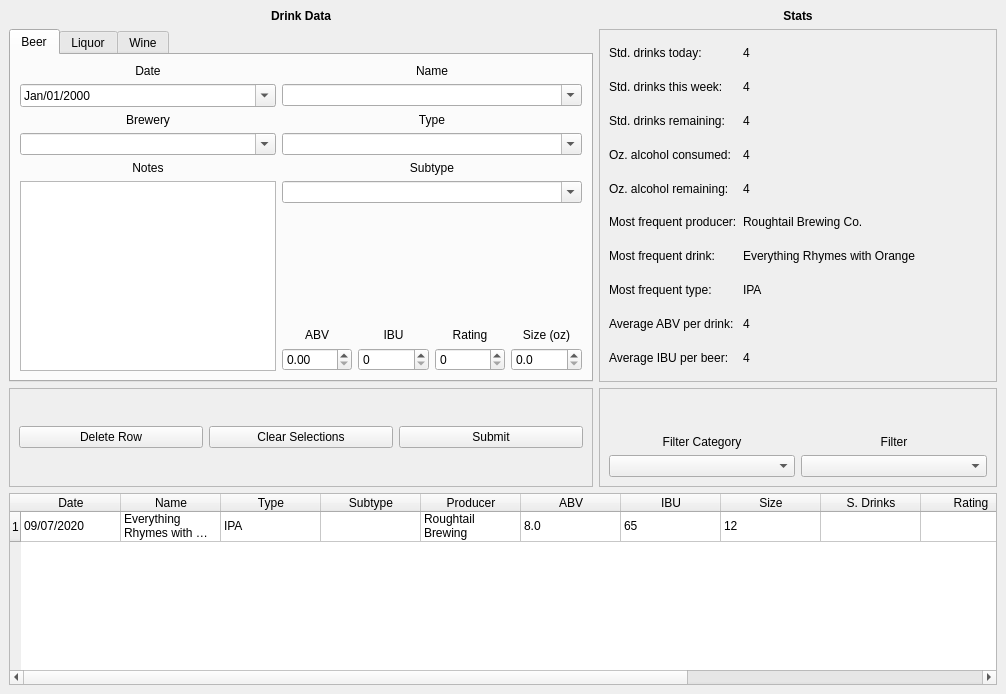
The window that ui/mainwindow.ui (minorsecond/BuzzBot) describes before a commit, drawn with Qt 5.
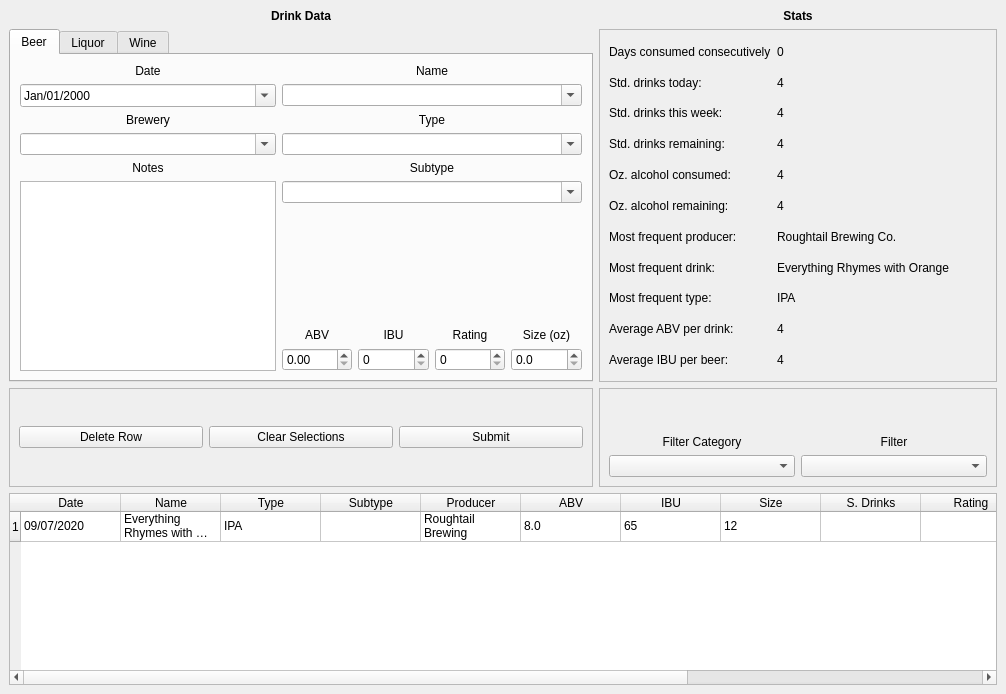
The same window after the commit.

Commit message: Display drinks drank in a row

Diff of the .ui file:
```diff
--- a/ui/mainwindow.ui
+++ b/ui/mainwindow.ui
@@ -252,20 +252,54 @@
        <enum>QFrame::Raised</enum>
       </property>
       <layout class="QGridLayout" name="gridLayout_5">
+       <item row="3" column="2">
+        <widget class="QLabel" name="drinksLeftOutput">
+         <property name="sizePolicy">
+          <sizepolicy hsizetype="Preferred" vsizetype="Preferred">
+           <horstretch>0</horstretch>
+           <verstretch>0</verstretch>
+          </sizepolicy>
+         </property>
+         <property name="text">
+          <string>4</string>
+         </property>
+        </widget>
+       </item>
+       <item row="8" column="2">
+        <widget class="QLabel" name="favoriteTypeOutput">
+         <property name="text">
+          <string>IPA</string>
+         </property>
+        </widget>
+       </item>
+       <item row="7" column="0">
+        <widget class="QLabel" name="favoriteBeerLabel">
+         <property name="sizePolicy">
+          <sizepolicy hsizetype="Preferred" vsizetype="Preferred">
+           <horstretch>0</horstretch>
+           <verstretch>0</verstretch>
+          </sizepolicy>
+         </property>
+         <property name="text">
+          <string>Most frequent drink:</string>
+         </property>
+        </widget>
+       </item>
+       <item row="8" column="0">
+        <widget class="QLabel" name="favoriteTypeLabel">
+         <property name="text">
+          <string>Most frequent type:</string>
+         </property>
+        </widget>
+       </item>
        <item row="1" column="2">
-        <widget class="QLabel" name="drinksThisWeekOutput">
-         <property name="sizePolicy">
-          <sizepolicy hsizetype="Preferred" vsizetype="Preferred">
-           <horstretch>0</horstretch>
-           <verstretch>0</verstretch>
-          </sizepolicy>
-         </property>
+        <widget class="QLabel" name="stdDrinksTodayOutput">
          <property name="text">
           <string>4</string>
          </property>
         </widget>
        </item>
-       <item row="5" column="2">
+       <item row="6" column="2">
         <widget class="QLabel" name="favoriteProducerOutput">
          <property name="sizePolicy">
           <sizepolicy hsizetype="Preferred" vsizetype="Preferred">
@@ -278,7 +312,72 @@
          </property>
         </widget>
        </item>
-       <item row="3" column="2">
+       <item row="10" column="0">
+        <widget class="QLabel" name="avgAbvDrinkLabel">
+         <property name="sizePolicy">
+          <sizepolicy hsizetype="Preferred" vsizetype="Preferred">
+           <horstretch>0</horstretch>
+           <verstretch>0</verstretch>
+          </sizepolicy>
+         </property>
+         <property name="text">
+          <string>Average ABV per drink:</string>
+         </property>
+        </widget>
+       </item>
+       <item row="4" column="0">
+        <widget class="QLabel" name="volAlcoholConsumedLabel">
+         <property name="sizePolicy">
+          <sizepolicy hsizetype="Preferred" vsizetype="Preferred">
+           <horstretch>0</horstretch>
+           <verstretch>0</verstretch>
+          </sizepolicy>
+         </property>
+         <property name="text">
+          <string>Oz. alcohol consumed:</string>
+         </property>
+        </widget>
+       </item>
+       <item row="3" column="0">
+        <widget class="QLabel" name="drinksLeftLabel">
+         <property name="sizePolicy">
+          <sizepolicy hsizetype="Preferred" vsizetype="Preferred">
+           <horstretch>0</horstretch>
+           <verstretch>0</verstretch>
+          </sizepolicy>
+         </property>
+         <property name="text">
+          <string>Std. drinks remaining:</string>
+         </property>
+        </widget>
+       </item>
+       <item row="5" column="0">
+        <widget class="QLabel" name="volAlcoholRemainingLabel">
+         <property name="sizePolicy">
+          <sizepolicy hsizetype="Preferred" vsizetype="Preferred">
+           <horstretch>0</horstretch>
+           <verstretch>0</verstretch>
+          </sizepolicy>
+         </property>
+         <property name="text">
+          <string>Oz. alcohol remaining:</string>
+         </property>
+        </widget>
+       </item>
+       <item row="7" column="2">
+        <widget class="QLabel" name="favoriteDrinkOutput">
+         <property name="sizePolicy">
+          <sizepolicy hsizetype="Preferred" vsizetype="Preferred">
+           <horstretch>0</horstretch>
+           <verstretch>0</verstretch>
+          </sizepolicy>
+         </property>
+         <property name="text">
+          <string>Everything Rhymes with Orange</string>
+         </property>
+        </widget>
+       </item>
+       <item row="4" column="2">
         <widget class="QLabel" name="volAlcoholConsumedOutput">
          <property name="sizePolicy">
           <sizepolicy hsizetype="Preferred" vsizetype="Preferred">
@@ -291,7 +390,7 @@
          </property>
         </widget>
        </item>
-       <item row="5" column="3">
+       <item row="6" column="3">
         <spacer name="horizontalSpacer">
          <property name="orientation">
           <enum>Qt::Horizontal</enum>
@@ -305,7 +404,7 @@
         </spacer>
        </item>
        <item row="6" column="0">
-        <widget class="QLabel" name="favoriteBeerLabel">
+        <widget class="QLabel" name="favoriteBreweryLabel">
          <property name="sizePolicy">
           <sizepolicy hsizetype="Preferred" vsizetype="Preferred">
            <horstretch>0</horstretch>
@@ -313,12 +412,19 @@
           </sizepolicy>
          </property>
          <property name="text">
-          <string>Most frequent drink:</string>
+          <string>Most frequent producer:</string>
          </property>
         </widget>
        </item>
-       <item row="6" column="2">
-        <widget class="QLabel" name="favoriteDrinkOutput">
+       <item row="1" column="0">
+        <widget class="QLabel" name="stdDrinksTodayLabel">
+         <property name="text">
+          <string>Std. drinks today:</string>
+         </property>
+        </widget>
+       </item>
+       <item row="2" column="2">
+        <widget class="QLabel" name="drinksThisWeekOutput">
          <property name="sizePolicy">
           <sizepolicy hsizetype="Preferred" vsizetype="Preferred">
            <horstretch>0</horstretch>
@@ -326,12 +432,12 @@
           </sizepolicy>
          </property>
          <property name="text">
-          <string>Everything Rhymes with Orange</string>
+          <string>4</string>
          </property>
         </widget>
        </item>
-       <item row="2" column="0">
-        <widget class="QLabel" name="drinksLeftLabel">
+       <item row="10" column="2">
+        <widget class="QLabel" name="avgAbvDrinkOutput">
          <property name="sizePolicy">
           <sizepolicy hsizetype="Preferred" vsizetype="Preferred">
            <horstretch>0</horstretch>
@@ -339,11 +445,11 @@
           </sizepolicy>
          </property>
          <property name="text">
-          <string>Std. drinks remaining:</string>
+          <string>4</string>
          </property>
         </widget>
        </item>
-       <item row="10" column="0">
+       <item row="11" column="0">
         <widget class="QLabel" name="averageIbuDrinkLabel">
          <property name="sizePolicy">
           <sizepolicy hsizetype="Preferred" vsizetype="Preferred">
@@ -356,8 +462,8 @@
          </property>
         </widget>
        </item>
-       <item row="4" column="0">
-        <widget class="QLabel" name="volAlcoholRemainingLabel">
+       <item row="11" column="2">
+        <widget class="QLabel" name="avgIbuDrinkOutput">
          <property name="sizePolicy">
           <sizepolicy hsizetype="Preferred" vsizetype="Preferred">
            <horstretch>0</horstretch>
@@ -365,24 +471,11 @@
           </sizepolicy>
          </property>
          <property name="text">
-          <string>Oz. alcohol remaining:</string>
+          <string>4</string>
          </property>
         </widget>
        </item>
-       <item row="9" column="0">
-        <widget class="QLabel" name="avgAbvDrinkLabel">
-         <property name="sizePolicy">
-          <sizepolicy hsizetype="Preferred" vsizetype="Preferred">
-           <horstretch>0</horstretch>
-           <verstretch>0</verstretch>
-          </sizepolicy>
-         </property>
-         <property name="text">
-          <string>Average ABV per drink:</string>
-         </property>
-        </widget>
-       </item>
-       <item row="1" column="0">
+       <item row="2" column="0">
         <widget class="QLabel" name="drinksThisWeekLabel">
          <property name="sizePolicy">
           <sizepolicy hsizetype="Preferred" vsizetype="Preferred">
@@ -395,60 +488,7 @@
          </property>
         </widget>
        </item>
-       <item row="10" column="2">
-        <widget class="QLabel" name="avgIbuDrinkOutput">
-         <property name="sizePolicy">
-          <sizepolicy hsizetype="Preferred" vsizetype="Preferred">
-           <horstretch>0</horstretch>
-           <verstretch>0</verstretch>
-          </sizepolicy>
-         </property>
-         <property name="text">
-          <string>4</string>
-         </property>
-        </widget>
-       </item>
-       <item row="7" column="2">
-        <widget class="QLabel" name="favoriteTypeOutput">
-         <property name="text">
-          <string>IPA</string>
-         </property>
-        </widget>
-       </item>
-       <item row="7" column="0">
-        <widget class="QLabel" name="favoriteTypeLabel">
-         <property name="text">
-          <string>Most frequent type:</string>
-         </property>
-        </widget>
-       </item>
-       <item row="9" column="2">
-        <widget class="QLabel" name="avgAbvDrinkOutput">
-         <property name="sizePolicy">
-          <sizepolicy hsizetype="Preferred" vsizetype="Preferred">
-           <horstretch>0</horstretch>
-           <verstretch>0</verstretch>
-          </sizepolicy>
-         </property>
-         <property name="text">
-          <string>4</string>
-         </property>
-        </widget>
-       </item>
-       <item row="5" column="0">
-        <widget class="QLabel" name="favoriteBreweryLabel">
-         <property name="sizePolicy">
-          <sizepolicy hsizetype="Preferred" vsizetype="Preferred">
-           <horstretch>0</horstretch>
-           <verstretch>0</verstretch>
-          </sizepolicy>
-         </property>
-         <property name="text">
-          <string>Most frequent producer:</string>
-         </property>
-        </widget>
-       </item>
-       <item row="4" column="2">
+       <item row="5" column="2">
         <widget class="QLabel" name="volAlcoholRemainingOutput">
          <property name="sizePolicy">
           <sizepolicy hsizetype="Preferred" vsizetype="Preferred">
@@ -461,43 +501,17 @@
          </property>
         </widget>
        </item>
-       <item row="3" column="0">
-        <widget class="QLabel" name="volAlcoholConsumedLabel">
-         <property name="sizePolicy">
-          <sizepolicy hsizetype="Preferred" vsizetype="Preferred">
-           <horstretch>0</horstretch>
-           <verstretch>0</verstretch>
-          </sizepolicy>
-         </property>
-         <property name="text">
-          <string>Oz. alcohol consumed:</string>
-         </property>
-        </widget>
-       </item>
-       <item row="2" column="2">
-        <widget class="QLabel" name="drinksLeftOutput">
-         <property name="sizePolicy">
-          <sizepolicy hsizetype="Preferred" vsizetype="Preferred">
-           <horstretch>0</horstretch>
-           <verstretch>0</verstretch>
-          </sizepolicy>
-         </property>
-         <property name="text">
-          <string>4</string>
-         </property>
-        </widget>
-       </item>
        <item row="0" column="0">
-        <widget class="QLabel" name="stdDrinksTodayLabel">
+        <widget class="QLabel" name="daysConsecutiveLabel">
          <property name="text">
-          <string>Std. drinks today:</string>
+          <string>Days consumed consecutively</string>
          </property>
         </widget>
        </item>
        <item row="0" column="2">
-        <widget class="QLabel" name="stdDrinksTodayOutput">
+        <widget class="QLabel" name="consecutiveConsumptionLabel">
          <property name="text">
-          <string>4</string>
+          <string>0</string>
          </property>
         </widget>
        </item>
```
The commit also changes 8 other files.
